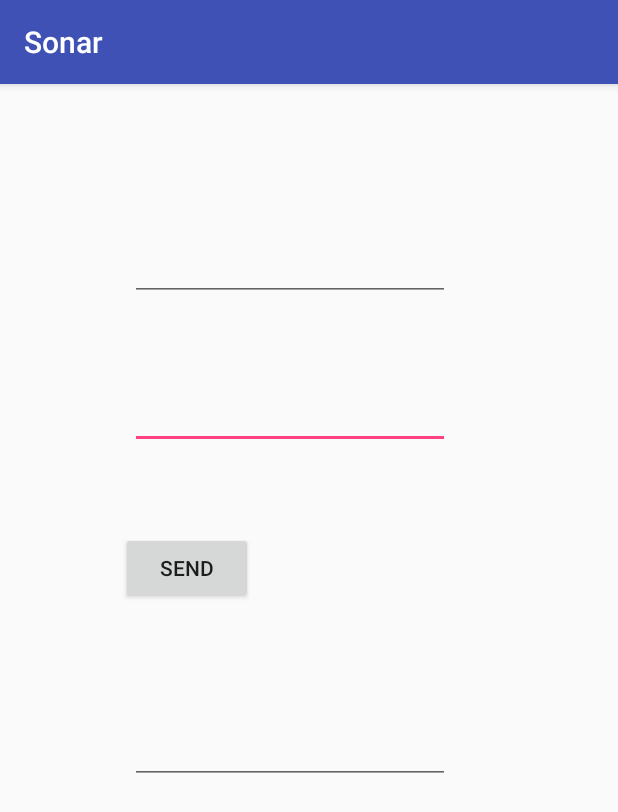
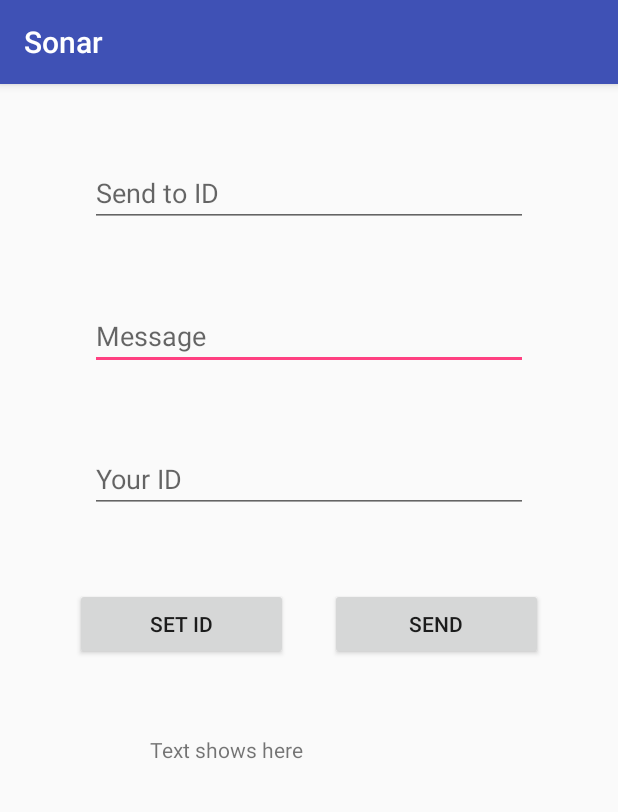
Before and after one commit to Sharkgrammer/Sonar-Secure-Messaging, an Android app: the screen it shows after launch (MainActivity), on a phone screen of 412 x 824 dp. Shown: the top 812 px of the screen. Run offline under Robolectric (Android 15) with nearby library versions, the phone set to English and light mode, and no system bars; network calls fail; 3 statements that could not run were skipped.

Commit message:
Message sending complete

```diff
--- a/app/build.gradle
+++ b/app/build.gradle
@@ -19,7 +19,6 @@ android {
 }
 
 dependencies {
-    implementation fileTree(dir: 'libs', include: ['*.jar'])
     implementation 'com.android.support:appcompat-v7:28.0.0-rc01'
     implementation 'com.android.support.constraint:constraint-layout:1.1.3'
     implementation "org.igniterealtime.smack:smack-android-extensions:4.3.0"
@@ -27,6 +26,7 @@ dependencies {
 
     androidTestImplementation 'com.android.support.test:runner:1.0.2'
     androidTestImplementation 'com.android.support.test.espresso:espresso-core:3.0.2'
+    implementation fileTree(dir: 'libs', include: ['*.aar', '*.jar'], exclude: [])
 }
 
 configurations {
--- a/app/src/main/AndroidManifest.xml
+++ b/app/src/main/AndroidManifest.xml
@@ -1,6 +1,8 @@
 <?xml version="1.0" encoding="utf-8"?>
 <manifest xmlns:android="http://schemas.android.com/apk/res/android"
     package="com.shark.sonar">
+
+    <uses-permission android:name="android.permission.INTERNET" />
 
     <application
         android:allowBackup="true"
--- a/app/src/main/java/com/shark/sonar/main/MainActivity.java
+++ b/app/src/main/java/com/shark/sonar/main/MainActivity.java
@@ -2,12 +2,22 @@ package com.shark.sonar.main;
 
 import android.support.v7.app.AppCompatActivity;
 import android.os.Bundle;
-import android.util.Log;
+import android.view.View;
+import android.widget.EditText;
+import android.widget.Toast;
 
 import com.shark.sonar.R;
 import com.shark.sonar.controller.DbControl;
+import com.shark.sonar.controller.NetControl;
+
+import util.DataHolder;
 
 public class MainActivity extends AppCompatActivity {
+
+    private NetControl client;
+    private DataHolder server;
+    private String ID = "";
+    private EditText txtIDto, txtMessage, txtIDfrom;
 
     @Override
     protected void onCreate(Bundle savedInstanceState) {
@@ -20,6 +30,32 @@ public class MainActivity extends AppCompatActivity {
             con.createTables();
         }
 
-        //con.runDatabaseTest();
+        System.out.println("shark test start");
+        server = new DataHolder();
+        server.setPort(6000);
+        server.setIP("35.234.148.116");
+
+        txtMessage = findViewById(R.id.txtMessage);
+        txtIDfrom = findViewById(R.id.txtIDfrom);
+        txtIDto = findViewById(R.id.txtIDto);
     }
+
+    public void setID(View v){
+        //if (!ID.equals("")) client.stop();
+
+        ID = txtIDfrom.getText().toString();
+        client = new NetControl(this, server, ID);
+
+        client.sendAuthMessage();
+
+        Toast.makeText(this, "ID set to " + ID, Toast.LENGTH_SHORT).show();
+    }
+
+
+    public void sendMessage(View v){
+        String message = txtMessage.getText().toString(), to = txtIDto.getText().toString();
+        client.sendMessage(message, to.getBytes());
+        Toast.makeText(this, "Message: " + message + " sent to " + to, Toast.LENGTH_SHORT).show();
+    }
+
 }
--- a/app/src/main/res/layout/activity_main.xml
+++ b/app/src/main/res/layout/activity_main.xml
@@ -8,71 +8,103 @@
 
     <Button
         android:id="@+id/btnSend"
-        android:layout_width="wrap_content"
+        android:layout_width="0dp"
         android:layout_height="wrap_content"
+        android:layout_marginStart="220dp"
+        android:layout_marginTop="50dp"
+        android:layout_marginEnd="50dp"
         android:layout_marginBottom="8dp"
-        android:layout_marginEnd="8dp"
-        android:layout_marginStart="8dp"
-        android:layout_marginTop="8dp"
+        android:onClick="sendMessage"
         android:text="Send"
         app:layout_constraintBottom_toBottomOf="parent"
         app:layout_constraintEnd_toEndOf="parent"
-        app:layout_constraintHorizontal_bias="0.235"
+        app:layout_constraintHorizontal_bias="0.442"
         app:layout_constraintStart_toStartOf="parent"
-        app:layout_constraintTop_toTopOf="parent"
-        app:layout_constraintVertical_bias="0.413" />
+        app:layout_constraintTop_toBottomOf="@+id/txtIDfrom"
+        app:layout_constraintVertical_bias="0.0" />
+
+    <Button
+        android:id="@+id/btnSetID"
+        android:layout_width="0dp"
+        android:layout_height="wrap_content"
+        android:layout_marginStart="50dp"
+        android:layout_marginTop="50dp"
+        android:layout_marginEnd="220dp"
+        android:layout_marginBottom="8dp"
+        android:onClick="setID"
+        android:text="Set ID"
+        app:layout_constraintBottom_toBottomOf="parent"
+        app:layout_constraintEnd_toEndOf="parent"
+        app:layout_constraintHorizontal_bias="0.442"
+        app:layout_constraintStart_toStartOf="parent"
+        app:layout_constraintTop_toBottomOf="@+id/txtIDfrom"
+        app:layout_constraintVertical_bias="0.0" />
 
     <EditText
-        android:id="@+id/txtRecieve"
-        android:layout_width="wrap_content"
+        android:id="@+id/txtMessage"
+        android:layout_width="0dp"
         android:layout_height="wrap_content"
+        android:layout_marginStart="60dp"
+        android:layout_marginTop="50dp"
+        android:layout_marginEnd="60dp"
         android:layout_marginBottom="8dp"
-        android:layout_marginEnd="8dp"
-        android:layout_marginStart="8dp"
-        android:layout_marginTop="8dp"
         android:ems="10"
+        android:hint="Message"
         android:inputType="textPersonName"
         app:layout_constraintBottom_toBottomOf="parent"
         app:layout_constraintEnd_toEndOf="parent"
-        app:layout_constraintHorizontal_bias="0.431"
+        app:layout_constraintHorizontal_bias="0.428"
         app:layout_constraintStart_toStartOf="parent"
-        app:layout_constraintTop_toTopOf="parent"
-        app:layout_constraintVertical_bias="0.269"
-        tools:text="Recieve" />
+        app:layout_constraintTop_toBottomOf="@+id/txtIDto"
+        app:layout_constraintVertical_bias="0.0" />
 
     <EditText
-        android:id="@+id/txtSend"
-        android:layout_width="wrap_content"
+        android:id="@+id/txtIDto"
+        android:layout_width="0dp"
         android:layout_height="wrap_content"
+        android:layout_marginStart="60dp"
+        android:layout_marginTop="50dp"
+        android:layout_marginEnd="60dp"
         android:layout_marginBottom="8dp"
-        android:layout_marginEnd="8dp"
-        android:layout_marginStart="8dp"
-        android:layout_marginTop="8dp"
         android:ems="10"
+        android:hint="Send to ID"
         android:inputType="textPersonName"
         app:layout_constraintBottom_toBottomOf="parent"
         app:layout_constraintEnd_toEndOf="parent"
-        app:layout_constraintHorizontal_bias="0.431"
+        app:layout_constraintHorizontal_bias="0.428"
         app:layout_constraintStart_toStartOf="parent"
         app:layout_constraintTop_toTopOf="parent"
-        app:layout_constraintVertical_bias="0.129"
-        tools:text="Send" />
+        app:layout_constraintVertical_bias="0.0" />
 
     <EditText
-        android:id="@+id/txtID"
-        android:layout_width="wrap_content"
+        android:id="@+id/txtIDfrom"
+        android:layout_width="0dp"
         android:layout_height="wrap_content"
+        android:layout_marginStart="60dp"
+        android:layout_marginTop="50dp"
+        android:layout_marginEnd="60dp"
         android:layout_marginBottom="8dp"
-        android:layout_marginEnd="8dp"
-        android:layout_marginStart="8dp"
-        android:layout_marginTop="8dp"
         android:ems="10"
+        android:hint="Your ID"
         android:inputType="textPersonName"
         app:layout_constraintBottom_toBottomOf="parent"
         app:layout_constraintEnd_toEndOf="parent"
-        app:layout_constraintHorizontal_bias="0.431"
+        app:layout_constraintHorizontal_bias="0.428"
         app:layout_constraintStart_toStartOf="parent"
-        app:layout_constraintTop_toTopOf="parent"
-        app:layout_constraintVertical_bias="0.585"
-        tools:text="ID" />
+        app:layout_constraintTop_toBottomOf="@+id/txtMessage"
+        app:layout_constraintVertical_bias="0.0" />
+
+    <TextView
+        android:id="@+id/lblResponse"
+        android:layout_width="0dp"
+        android:layout_height="wrap_content"
+        android:layout_marginStart="100dp"
+        android:layout_marginTop="50dp"
+        android:layout_marginEnd="100dp"
+        android:text="Text shows here"
+        app:layout_constraintBottom_toBottomOf="parent"
+        app:layout_constraintEnd_toEndOf="parent"
+        app:layout_constraintStart_toStartOf="parent"
+        app:layout_constraintTop_toBottomOf="@+id/btnSend"
+        app:layout_constraintVertical_bias="0.0" />
 </android.support.constraint.ConstraintLayout>
```
Also changed, not shown: app/src/main/java/com/shark/sonar/controller/NetControl.java (+71 -1 lines), app/src/main/java/com/shark/sonar/controller/NetControlAsyncTask.java (added, +45 -0 lines), app/src/main/java/com/shark/sonar/controller/NetControlTest.java (deleted, +0 -33 lines).
